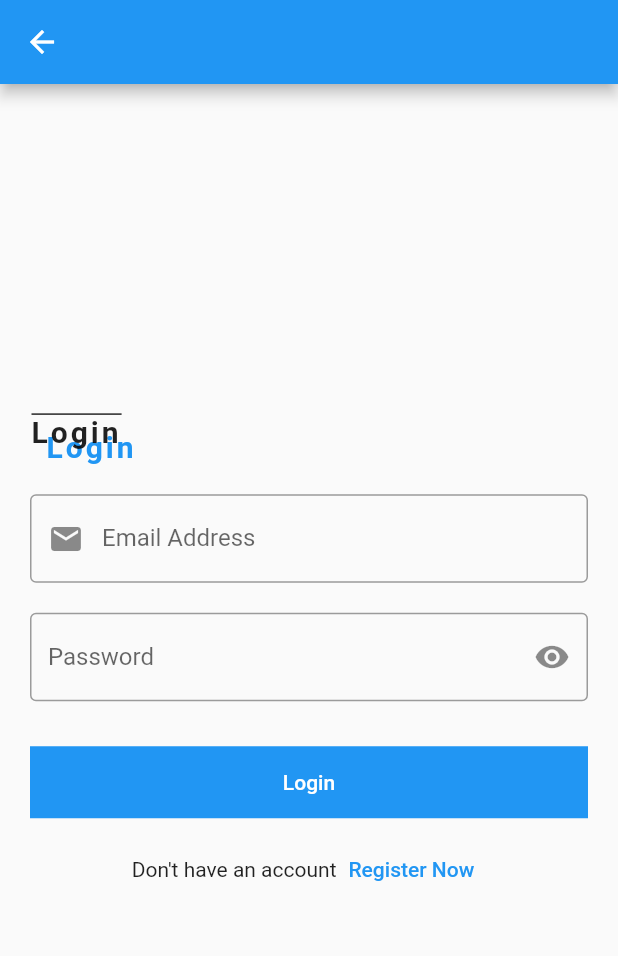
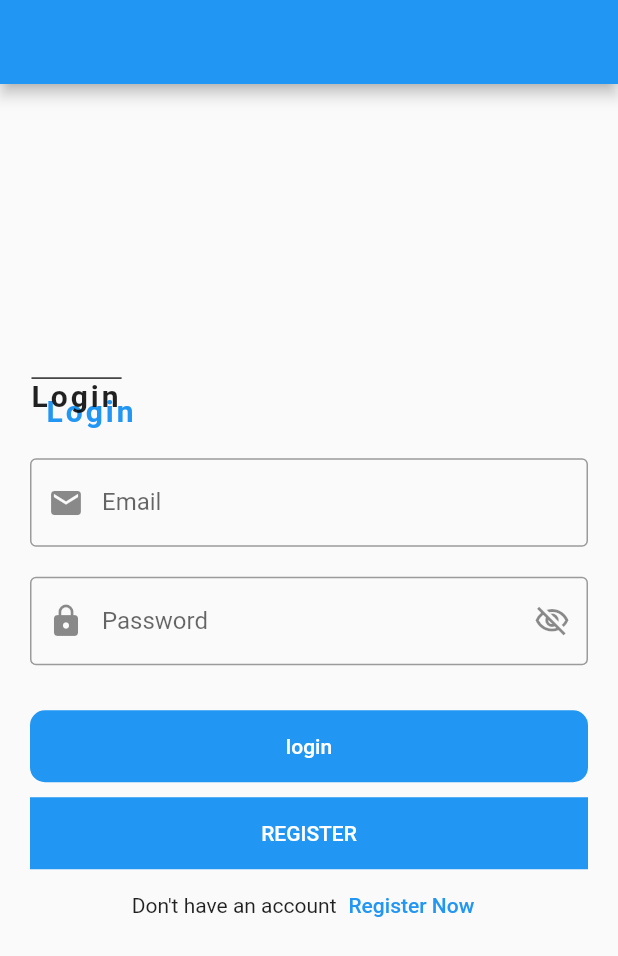
Before and after one commit to Ghanam330/FluttherBasic, a Flutter app: the LoginDesign screen opened directly, on a phone screen of 412 x 824 dp. Shown: the top 956 px of the screen. Run offline on Flutter 3.47's test engine with Material 2 defaults, Android fonts, the phone set to English and light mode, and no system bars.

Commit message:
update The basics

```diff
--- a/lib/Login Design.dart
+++ /dev/null
@@ -1,121 +0,0 @@
-import 'dart:ui';
-import 'package:flutter/cupertino.dart';
-import 'package:flutter/material.dart';
-
-class LoginDesign extends StatelessWidget {
-  var emailController = TextEditingController();
-  var passwordController = TextEditingController();
-
-  @override
-  Widget build(BuildContext context) {
-    return Scaffold(
-      appBar: AppBar(),
-      body: Padding(
-        padding: const EdgeInsets.all(20.0),
-        child: Center(
-          child: SingleChildScrollView(
-            child: Column(
-              crossAxisAlignment: CrossAxisAlignment.start,
-              children: <Widget>[
-                Text(
-                  'Login',
-                  style: TextStyle(
-                    fontWeight: FontWeight.bold,
-                    fontSize: 20.0,
-                    letterSpacing: 2, // مسافاه بين الحروف
-                    wordSpacing: 30, // بتعمل فراغات بين الكلمه
-
-                    shadows: <Shadow>[
-                      Shadow(
-                        offset: Offset(10.0,10.0),
-                      color:  Colors.blue,
-                      ),
-                    ],
-                    decoration: TextDecoration.overline, // بتعمل خط تحت ال text
-
-                  ),
-                ),
-                SizedBox(
-                  height: 30.0,
-                ),
-                TextFormField(
-                  controller: emailController,
-                  keyboardType: TextInputType.emailAddress,
-                  onFieldSubmitted: (String value) {
-                    print(value);
-                  },
-                  onChanged: (String value) {
-                    print(value);
-                  },
-                  decoration: InputDecoration(
-                    hintText: 'Email Address',
-                    labelText: 'Email Address',
-                    prefixIcon: Icon(Icons.email),
-                    border: OutlineInputBorder(),
-                  ),
-                ),
-                SizedBox(
-                  height: 20.0,
-                ),
-                TextFormField(
-                  controller: passwordController,
-                  keyboardType: TextInputType.visiblePassword,
-                  obscureText: true,
-                  //  بتخفي الرقم السري
-                  onFieldSubmitted: (String value) {
-                    print(value);
-                  },
-                  onChanged: (String value) {
-                    print(value);
-                  },
-                  decoration: InputDecoration(
-                    hintText: 'password',
-                    labelText: 'Password',
-                    suffixIcon: Icon(
-                        Icons.remove_red_eye
-                    ),
-                    border: OutlineInputBorder(),
-                  ),
-                ),
-                SizedBox(
-                  height: 30.0,
-                ),
-                Container(
-                  width: double.infinity,
-                  color: Colors.blue,
-                  child: MaterialButton(
-                    onPressed: () {
-                      print(emailController.text);
-                      print(passwordController.text);
-                    },
-                    child: Text(
-                      'Login',
-                      style: TextStyle(
-                        //  color: Color.fromRGBO(255, 255,0,0.5),
-                        //color: Color.fromARGB(255, 255,0,0),
-                        color: Colors.white,
-                        // color:Color(0xffffffff),
-                      ),
-                    ),
-                  ),
-                ),
-                SizedBox(
-                  height: 10.0,
-                ),
-                Row(
-                  mainAxisAlignment: MainAxisAlignment.center,
-                  children: [
-                    Text(
-                      'Don\'t have an account',
-                    ),
-                    TextButton(onPressed: () {}, child: Text('Register Now')),
-                  ],
-                ),
-              ],
-            ),
-          ),
-        ),
-      ),
-    );
-  }
-}
--- /dev/null
+++ b/lib/modules/login/Login Design.dart
@@ -0,0 +1,188 @@
+import 'dart:ui';
+import 'package:flutter/cupertino.dart';
+import 'package:flutter/material.dart';
+import 'package:flutterbasic/shard/components/components.dart';
+
+class LoginDesign extends StatefulWidget {
+  @override
+  _LoginDesignState createState() => _LoginDesignState();
+}
+
+class _LoginDesignState extends State<LoginDesign> {
+  var emailController = TextEditingController();
+
+  var passwordController = TextEditingController();
+
+  var formKey = GlobalKey<FormState>();
+
+  bool isPasswordShow = true;
+
+  @override
+  Widget build(BuildContext context) {
+    return Scaffold(
+      appBar: AppBar(),
+      body: Padding(
+        padding: const EdgeInsets.all(20.0),
+        child: Center(
+          child: SingleChildScrollView(
+            child: Form(
+              key: formKey,
+              child: Column(
+                crossAxisAlignment: CrossAxisAlignment.start,
+                children: <Widget>[
+                  Text(
+                    'Login',
+                    style: TextStyle(
+                      fontWeight: FontWeight.bold,
+                      fontSize: 20.0,
+                      letterSpacing: 2,
+                      // مسافاه بين الحروف
+                      wordSpacing: 30,
+                      // بتعمل فراغات بين الكلمه
+
+                      shadows: <Shadow>[
+                        Shadow(
+                          offset: Offset(10.0, 10.0),
+                          color: Colors.blue,
+                          //  color: Color.fromRGBO(255, 255,0,0.5),
+                          //color: Color.fromARGB(255, 255,0,0),
+                        ),
+                      ],
+                      decoration:
+                          TextDecoration.overline, // بتعمل خط تحت ال text
+                    ),
+                  ),
+                  SizedBox(
+                    height: 30.0,
+                  ),
+                  defaultFormField(
+                      controller: emailController,
+                      label: 'Email',
+                      prefix: Icons.email,
+                      type: TextInputType.emailAddress,
+                      validate: (String value) {
+                        if (value.isEmpty) {
+                          return 'Email is empty';
+                        }
+                        return null;
+                      }),
+                  SizedBox(
+                    height: 20.0,
+                  ),
+                  defaultFormField(
+                      controller: passwordController,
+                      suffix: isPasswordShow
+                          ? Icons.visibility_off_outlined
+                          : Icons.visibility,
+                      isPassword: isPasswordShow,
+                      suffixPressed: () {
+                        setState(() {
+                          isPasswordShow = !isPasswordShow;
+                        });
+                      },
+                      label: 'Password',
+                      prefix: Icons.lock,
+                      type: TextInputType.visiblePassword,
+                      validate: (String value) {
+                        if (value.isEmpty) {
+                          return 'password is empty';
+                        }
+                        return null;
+                      }),
+                  SizedBox(
+                    height: 30.0,
+                  ),
+                  defaultButton(
+                      width: double.infinity,
+                      background: Colors.blue,
+                      function: () {
+                        if (formKey.currentState.validate()) {
+                          print(emailController.text);
+                          print(passwordController);
+                        }
+                      },
+                      text: 'login',
+                      isUpperCase: false,
+                      //   كده الحروف small
+                      radius: 10.0),
+                  SizedBox(
+                    height: 10.0,
+                  ),
+                  defaultButton(
+                      width: double.infinity,
+                      background: Colors.blue,
+                      function: () {},
+                      text: 'Register',
+                      isUpperCase: true // كده الحروف capital
+                      ),
+                  Row(
+                    mainAxisAlignment: MainAxisAlignment.center,
+                    children: [
+                      Text(
+                        'Don\'t have an account',
+                      ),
+                      TextButton(onPressed: () {}, child: Text('Register Now')),
+                    ],
+                  ),
+                ],
+              ),
+            ),
+          ),
+        ),
+      ),
+    );
+  }
+}
+
+/*
+ Container(
+                  width: double.infinity,
+                  color: Colors.blue,
+                  child: MaterialButton(
+                    onPressed: () {
+                      print(emailController.text);
+                      print(passwordController.text);
+                    },
+                    child: Text(
+                      'Login',
+                      style: TextStyle(
+                        //  color: Color.fromRGBO(255, 255,0,0.5),
+                        //color: Color.fromARGB(255, 255,0,0),
+                        color: Colors.white,
+                        // color:Color(0xffffffff),
+                      ),
+                    ),
+                  ),
+                ),
+ */
+
+/*
+TextFormField(
+                    controller: passwordController,
+                    keyboardType: TextInputType.visiblePassword,
+                    obscureText: true,
+                    //  بتخفي الرقم السري
+                    onFieldSubmitted: (String value) {
+                      print(value);
+                    },
+                    onChanged: (String value) {
+                      print(value);
+                    },
+
+                    // check editText is empty
+                    validator: (String value){
+                      if(value.isEmpty){
+                        return 'password must not be empty';
+                      }
+                      return null;
+                    },
+
+
+                    decoration: InputDecoration(
+                      hintText: 'password',
+                      labelText: 'Password',
+                      suffixIcon: Icon(Icons.remove_red_eye),
+                      border: OutlineInputBorder(),
+                    ),
+                  )
+ */
--- /dev/null
+++ b/lib/shard/components/components.dart
@@ -0,0 +1,52 @@
+import 'package:flutter/material.dart';
+
+Widget defaultButton({
+  double width = double.infinity,
+  Color background = Colors.blue,
+  @required Function function,
+  @required String text,
+  double radius = 0.0,
+  bool isUpperCase = true,
+}) =>
+    Container(
+      width: width,
+      child: MaterialButton(
+        onPressed: function,
+        child: Text(
+          isUpperCase ? text.toUpperCase() : text,
+          style: TextStyle(
+            color: Colors.white,
+          ),
+        ),
+      ),
+      decoration: BoxDecoration(
+          borderRadius: BorderRadius.circular(radius), color: background),
+    );
+
+Widget defaultFormField({
+  @required TextEditingController controller,
+  @required TextInputType type,
+  Function onSubmit,
+  Function onChange,
+  @required Function validate,
+  @required String label,
+  @required IconData prefix,
+  IconData suffix,
+  bool isPassword =false,
+  Function suffixPressed,
+}) =>
+    TextFormField(
+      controller: controller,
+      onFieldSubmitted: onSubmit,
+      onChanged: onChange,
+      validator: validate,
+      obscureText:isPassword ,
+      decoration: InputDecoration(labelText: label,
+          prefixIcon: Icon(prefix),
+      suffixIcon: suffix != null ? IconButton(
+        onPressed:suffixPressed ,
+          icon: Icon(suffix)):null ,
+        border: OutlineInputBorder(),
+     ),
+
+    );
--- a/lib/textStyle&Raised Button&TextField Part.dart
+++ b/lib/textStyle&Raised Button&TextField Part.dart
@@ -19,6 +19,9 @@ class _designState extends State<design> {
       title: Text('welcome'),
     ),
       body: Container(
+
+        margin: EdgeInsets.all(20),
+
         alignment: Alignment.center,
         child: Column(
           children: <Widget>[
```
Also changed, not shown: lib/Stack & Alignment.dart (added, +37 -0 lines), lib/example.dart (added, +16 -0 lines), lib/main.dart (+5 -6 lines), lib/text.dart (added, +17 -0 lines), lib/modules/counter/counter_screen.dart (renamed from lib/counter_screen.dart), lib/modules/home/home_screen_cloum.dart (renamed from lib/home_screen_cloum.dart), lib/modules/home/home_screen_row.dart (renamed from lib/home_screen_row.dart), lib/modules/messenger/Messenger Design.dart (renamed from lib/Messenger Design.dart), lib/modules/messenger/Messenger DesignListview.dart (renamed from lib/Messenger DesignListview.dart), lib/shard/components/constants.dart (added), lib/shard/styles/color.dart (added), lib/shard/styles/style.dart (added).
